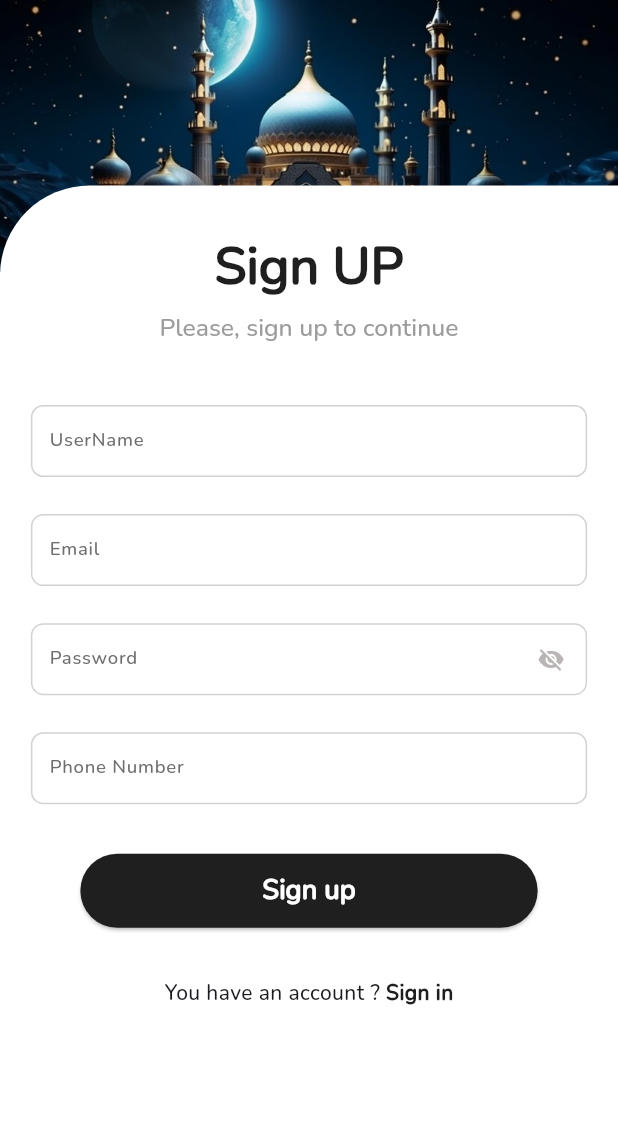
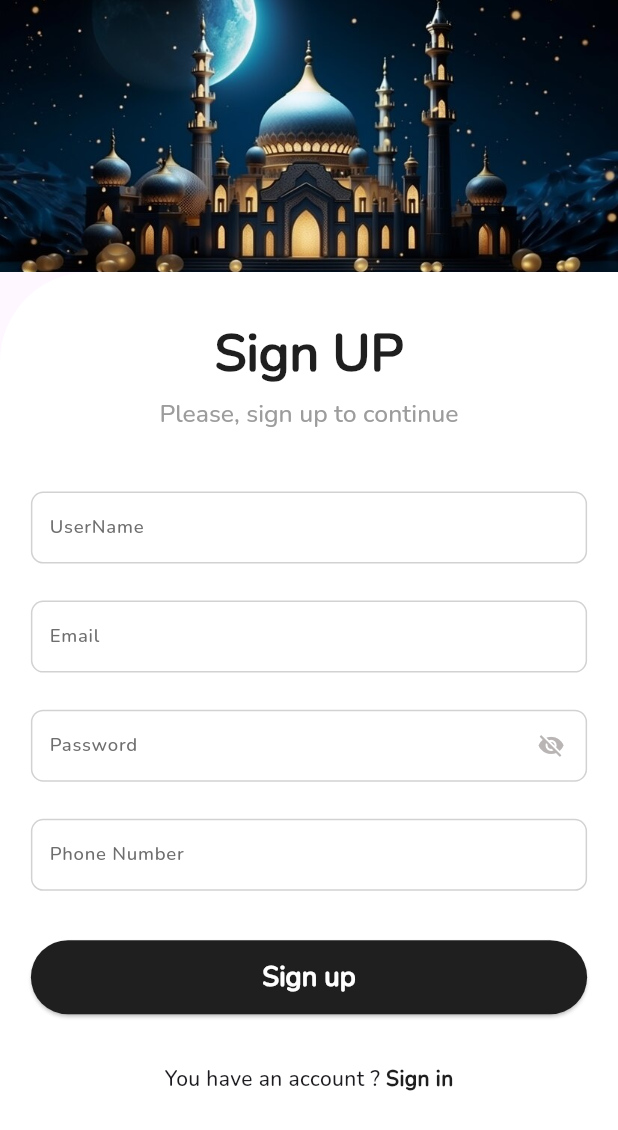
Before and after one commit to MahmoudRede/task_app, a Flutter app: the RegisterScreen screen opened directly, on a phone screen of 412 x 824 dp. Shown: the top 1130 px of the screen. Run offline on Flutter 3.47's test engine with Material 3 defaults, Android fonts, the phone set to English and light mode, and no system bars; our stand-ins replace bloc, cloud_firestore, dio, firebase_auth, firebase_core, flutter_bloc and 3 more; accounts and stored records are empty; network calls fail.

Commit message:
first commit

```diff
--- a/lib/main.dart
+++ b/lib/main.dart
@@ -8,7 +8,7 @@ import 'package:task_app/business_logic/auth_cubit/auth_states.dart';
 import 'package:task_app/firebase_options.dart';
 import 'package:task_app/helper/local/shared_preference.dart';
 import 'package:task_app/helper/remote/dio_helper.dart';
-import 'package:task_app/presentation/screens/start_screen/start_screen.dart';
+import 'package:task_app/presentation/screens/login_screen/login_screen.dart';
 import 'package:task_app/styles/theme_manager/theme_manager.dart';
 
 void main() async{
@@ -46,7 +46,7 @@ class MyApp extends StatelessWidget {
           return MaterialApp(
             debugShowCheckedModeBanner: false,
             theme: getApplicationTheme(context),
-            home: const  StartScreen(),
+            home:  LoginScreen(),
           );
         }
       ),
--- a/lib/presentation/screens/register_screen/register_screen.dart
+++ b/lib/presentation/screens/register_screen/register_screen.dart
@@ -38,34 +38,28 @@ class RegisterScreen extends StatelessWidget {
             body: Form(
               key: formKey,
               child: SingleChildScrollView(
-                child: SizedBox(
-                  height: SizeConfig.height*1.05,
-                  child: Stack(
+                child: Column(
                   children: [
-                      Positioned(
-                        top: 0,
-                        child: Image(
+                    ///image
+                    Image(
                       height:SizeConfig.height*.22,
                       width: SizeConfig.width,
                       fit: BoxFit.cover,
                       image: const AssetImage(AssetsManager.background),
                     ),
-                      ),
-                      Positioned(
-                        top: SizeConfig.height*.15,
-                        child: Container(
+
+                    ///body
+                    Container(
                       padding: EdgeInsets.symmetric(
                         horizontal: SizeConfig.height*.025,
                       ),
-                          width: SizeConfig.width,
-                          height: SizeConfig.height,
+
                       decoration: const BoxDecoration(
                           color: ColorManager.white,
                           borderRadius: BorderRadius.only(
                               topLeft: Radius.circular(60)
                           )
                       ),
-                          child: SingleChildScrollView(
                       child: Column(
                         children: [
                           Column(
@@ -172,11 +166,7 @@ class RegisterScreen extends StatelessWidget {
                                   color: ColorManager.primaryColor,
                                 ),
                               ):
-                                    Padding(
-                                      padding:  EdgeInsets.symmetric(
-                                        horizontal: SizeConfig.height*.04,
-                                      ),
-                                      child: DefaultButton(
+                              DefaultButton(
                                 onPressed: () {
                                   if(formKey.currentState!.validate()){
 
@@ -190,14 +180,13 @@ class RegisterScreen extends StatelessWidget {
                                   }
                                 },
                                 backGroundColor: ColorManager.primaryColor,
-                                        height: SizeConfig.height*.06,
-                                        width: double.infinity,
+                                height: SizeConfig.height * .06,
+                                width: SizeConfig.height * .5,
                                 content: Text("Sign up", style: Theme.of(context).textTheme.headlineLarge!.copyWith(
                                     color: ColorManager.white,
                                     fontSize: SizeConfig.height*0.022,
                                     fontWeight: FontWeight.bold
                                 ),),
-                                      ),
                               ),
 
                               SizedBox(height: SizeConfig.height * .04,),
@@ -227,16 +216,15 @@ class RegisterScreen extends StatelessWidget {
                                   ),
                                 ],
                               ),
+
+                              SizedBox(height: SizeConfig.height * .04,),
                             ],
                           ),
 
                         ],
                       ),
-                          ),
-                        ),
                     )
                   ],
-                  ),
                 ),
               ),
             )
```
Also changed, not shown: lib/presentation/screens/login_screen/login_screen.dart (+11 -23 lines), lib/presentation/screens/start_screen/start_screen.dart (deleted, +0 -83 lines), lib/presentation/screens/start_screen/widgets/circle_item_left.dart (deleted, +0 -27 lines), lib/presentation/screens/start_screen/widgets/circle_item_right.dart (deleted, +0 -27 lines), lib/presentation/screens/start_screen/widgets/circle_view.dart (deleted, +0 -62 lines), firebase.json, 5 other files. Lines whose indentation alone changed are shown as unchanged.
